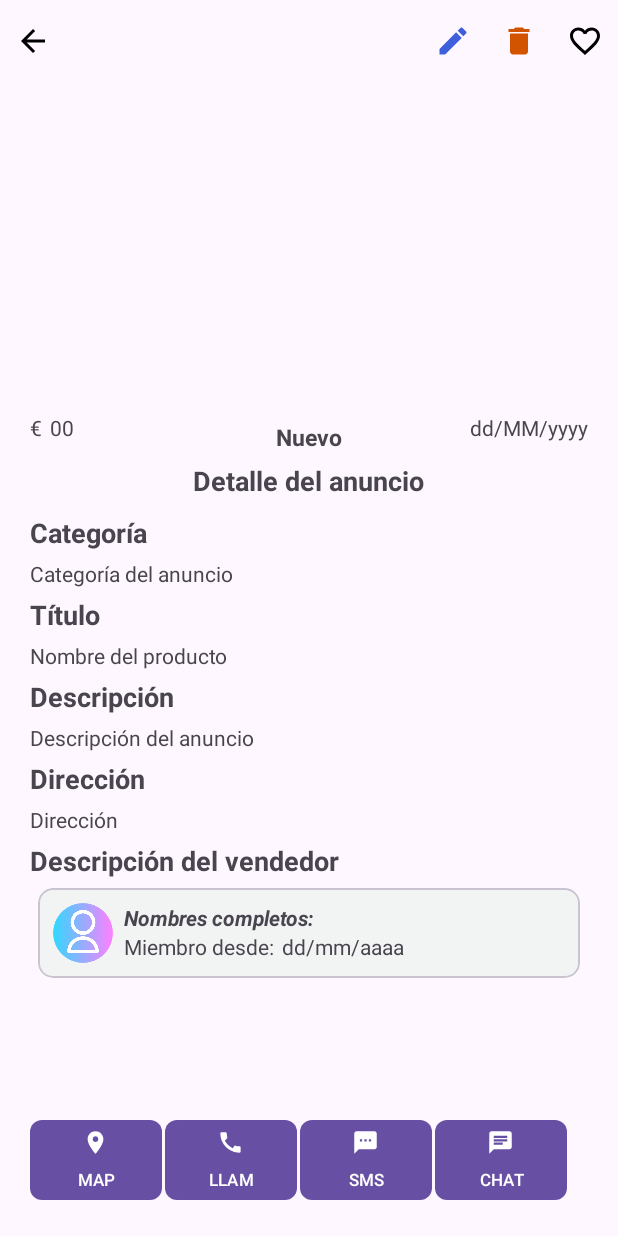
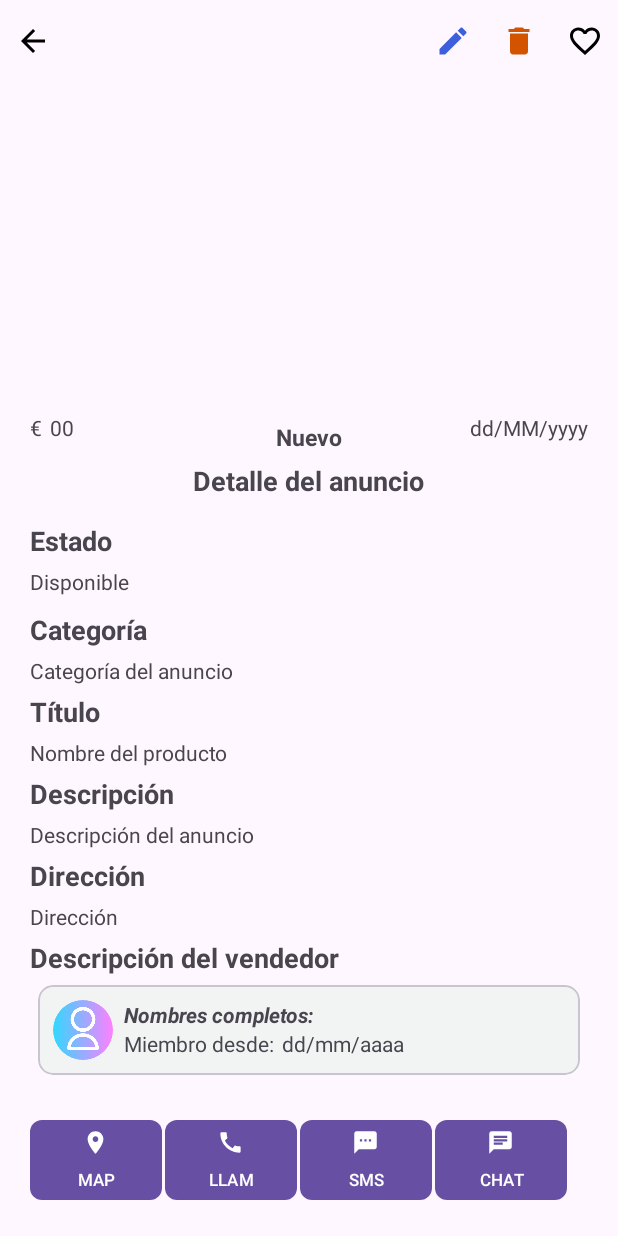
Before and after one commit to JesusMedinaP/App_Compra_Venta, an Android app: the DetalleAnuncio screen opened directly, with no data from a screen before it, on a phone screen of 412 x 824 dp. Run offline under Robolectric (Android 15) with nearby library versions, the phone set to English and light mode, and no system bars; our stand-ins replace Firebase (no records; nobody signed in at launch, a user with empty details on screens opened directly); pictures from the network do not load; 1 statement that could not run was skipped.

Commit message:
Primera Parte de Marcar un anuncio como vendido. Imlementada la funcionalidad para que el usuario pueda marcar un anuncio suyo como vendido. Añadida la funcionalidad para que se muestre en la vista el estado del anuncio.

```diff
--- a/app/src/main/res/layout/activity_detalle_anuncio.xml
+++ b/app/src/main/res/layout/activity_detalle_anuncio.xml
@@ -129,10 +129,30 @@
                 android:layout_width="wrap_content"
                 android:layout_height="wrap_content"/>
 
+            <!-- Txt estado -->
+            <TextView
+                android:id="@+id/Txt_Estado"
+                android:text="@string/Txt_Estado"
+                android:layout_below="@id/Txt_Detalle_Info"
+                android:layout_marginTop="15dp"
+                android:textStyle="bold"
+                android:textSize="18sp"
+                android:layout_width="wrap_content"
+                android:layout_height="wrap_content"/>
+
+            <!-- Estado -->
+            <TextView
+                android:id="@+id/Tv_Estado"
+                android:text="@string/Tv_Estado"
+                android:layout_below="@id/Txt_Estado"
+                android:layout_marginTop="5dp"
+                android:layout_width="wrap_content"
+                android:layout_height="wrap_content"/>
+
             <!-- Txt de categoría -->
             <TextView
                 android:id="@+id/Tv_Categoria"
-                android:layout_below="@id/Txt_Detalle_Info"
+                android:layout_below="@id/Tv_Estado"
                 android:layout_marginTop="10dp"
                 android:textStyle="bold"
                 android:textSize="18sp"
--- a/app/src/main/res/values/strings.xml
+++ b/app/src/main/res/values/strings.xml
@@ -90,6 +90,8 @@
     <string name="Tv_Descripcion_Detalle">Descripción del anuncio</string>
     <string name="Txt_Direccion">Dirección</string>
     <string name="Txt_Descripcion_Vendedor">Descripción del vendedor</string>
+    <string name="Txt_Estado">Estado</string>
+    <string name="Tv_Estado">Disponible</string>
 
     <!-- Opciones del detalle anuncio -->
     <string name="Btn_mapa">Map</string>
```
Also changed, not shown: app/src/main/java/medina/jesus/app_compra_y_venta/DetalleAnuncio/DetalleAnuncio.kt (+20 -1 lines).
